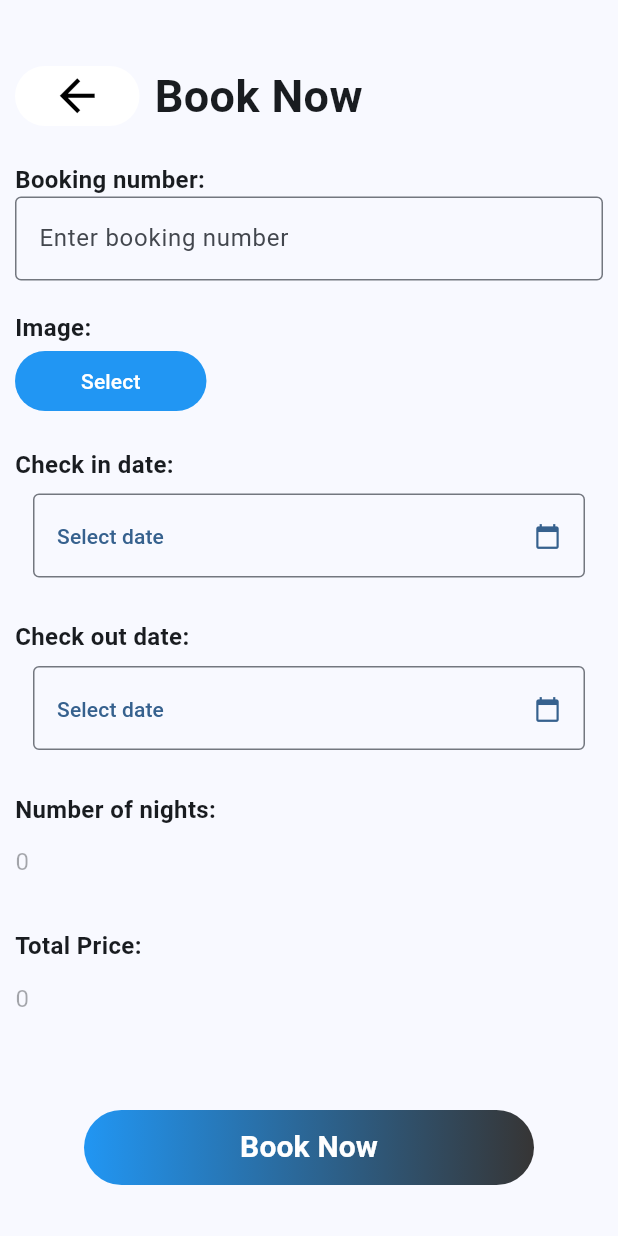
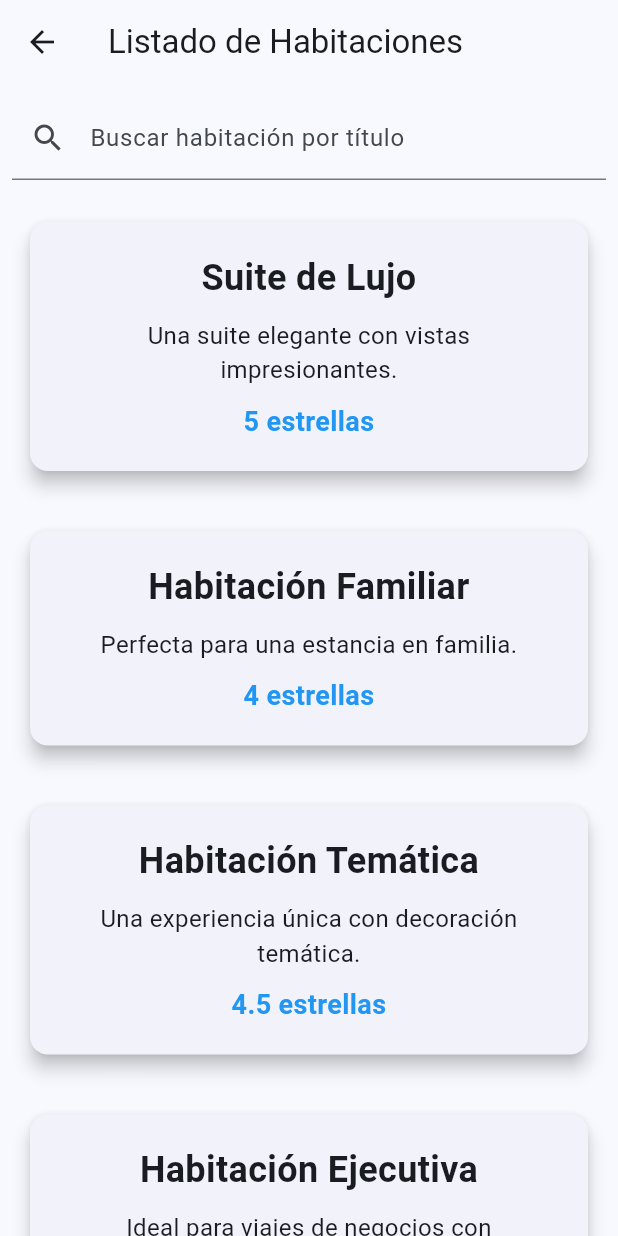
Before and after one commit to DevEdLop/hotel-movil-cuc-web, a Flutter app: the screen it shows after launch, after a tap on "Sign in", on a phone screen of 412 x 824 dp. Run offline on Flutter 3.47's test engine with Material 2 defaults, Android fonts, the phone set to English and light mode, and no system bars; our stand-ins replace image_picker.

Commit message:
add listRooms

```diff
--- a/lib/app/rooms/widgets/list_rooms.dart
+++ b/lib/app/rooms/widgets/list_rooms.dart
@@ -0,0 +1,209 @@
+import 'package:flutter/material.dart';
+
+class ListRooms extends StatefulWidget {
+  const ListRooms({Key? key}) : super(key: key);
+
+  @override
+  State<ListRooms> createState() => _ListRoomsState();
+}
+
+class _ListRoomsState extends State<ListRooms> {
+  final List<Room> habitaciones = [
+    Room(
+      title: 'Suite de Lujo',
+      description: 'Una suite elegante con vistas impresionantes.',
+      rating: '5 estrellas',
+    ),
+    Room(
+      title: 'Habitación Familiar',
+      description: 'Perfecta para una estancia en familia.',
+      rating: '4 estrellas',
+    ),
+    Room(
+      title: 'Habitación Temática',
+      description: 'Una experiencia única con decoración temática.',
+      rating: '4.5 estrellas',
+    ),
+    Room(
+      title: 'Habitación Ejecutiva',
+      description: 'Ideal para viajes de negocios con comodidades ejecutivas.',
+      rating: '4 estrellas',
+    ),
+    Room(
+      title: 'Suite Presidencial',
+      description: 'La mejor habitación con servicios exclusivos.',
+      rating: '5 estrellas',
+    ),
+  ];
+
+  late TextEditingController _searchController;
+  List<Room> filteredHabitaciones = [];
+
+  @override
+  void initState() {
+    super.initState();
+    _searchController = TextEditingController();
+    filteredHabitaciones = habitaciones;
+  }
+
+  @override
+  Widget build(BuildContext context) {
+    return Scaffold(
+      appBar: AppBar(
+        title: const Text('Listado de Habitaciones'),
+      ),
+      body: Column(
+        children: [
+          Padding(
+            padding: const EdgeInsets.all(8.0),
+            child: TextField(
+              controller: _searchController,
+              onChanged: (value) {
+                setState(() {
+                  filteredHabitaciones = habitaciones
+                      .where((habitacion) => habitacion.title
+                          .toLowerCase()
+                          .contains(value.toLowerCase()))
+                      .toList();
+                });
+              },
+              decoration: InputDecoration(
+                labelText: 'Buscar habitación por título',
+                prefixIcon: Icon(Icons.search),
+              ),
+            ),
+          ),
+          Expanded(
+            child: ListView.builder(
+              itemCount: filteredHabitaciones.length,
+              itemBuilder: (context, index) {
+                return RoomCard(
+                  room: filteredHabitaciones[index],
+                );
+              },
+            ),
+          ),
+        ],
+      ),
+    );
+  }
+}
+
+class Room {
+  final String title;
+  final String description;
+  final String rating;
+
+  Room({
+    required this.title,
+    required this.description,
+    required this.rating,
+  });
+}
+
+class RoomCard extends StatelessWidget {
+  final Room room;
+
+  const RoomCard({
+    Key? key,
+    required this.room,
+  }) : super(key: key);
+
+  @override
+  Widget build(BuildContext context) {
+    return Card(
+      elevation: 5.0,
+      margin: const EdgeInsets.all(20.0),
+      child: InkWell(
+        onTap: () {
+          // Navega a la pantalla de detalles
+          Navigator.pushNamed(context, '/detail', arguments: room);
+        },
+        child: Padding(
+          padding: const EdgeInsets.all(20.0),
+          child: Column(
+            crossAxisAlignment: CrossAxisAlignment.center,
+            children: [
+              Hero(
+                tag: 'roomTitle${room.title}',
+                child: Text(
+                  room.title,
+                  style: const TextStyle(
+                    fontWeight: FontWeight.bold,
+                    fontSize: 24.0,
+                  ),
+                  textAlign: TextAlign.center,
+                ),
+              ),
+              const SizedBox(height: 10.0),
+              Text(
+                room.description,
+                style: const TextStyle(fontSize: 16.0),
+                textAlign: TextAlign.center,
+              ),
+              const SizedBox(height: 10.0),
+              Text(
+                room.rating,
+                style: const TextStyle(
+                  fontWeight: FontWeight.bold,
+                  fontSize: 18.0,
+                  color: Colors.blue,
+                ),
+                textAlign: TextAlign.center,
+              ),
+            ],
+          ),
+        ),
+      ),
+    );
+  }
+}
+
+class DetailScreen extends StatelessWidget {
+  @override
+  Widget build(BuildContext context) {
+    // Obtén los argumentos pasados desde la pantalla de la lista
+    final Room room = ModalRoute.of(context)!.settings.arguments as Room;
+
+    return Scaffold(
+      appBar: AppBar(
+        title: Text(room.title),
+      ),
+      body: Padding(
+        padding: const EdgeInsets.all(20.0),
+        child: Column(
+          crossAxisAlignment: CrossAxisAlignment.center,
+          children: [
+            Hero(
+              tag: 'roomTitle${room.title}',
+              child: Text(
+                room.title,
+                style: const TextStyle(
+                  fontWeight: FontWeight.bold,
+                  fontSize: 24.0,
+                ),
+                textAlign: TextAlign.center,
+              ),
+            ),
+            const SizedBox(height: 10.0),
+            Text(
+              room.description,
+              style: const TextStyle(fontSize: 16.0),
+              textAlign: TextAlign.center,
+            ),
+            const SizedBox(height: 10.0),
+            Text(
+              room.rating,
+              style: const TextStyle(
+                fontWeight: FontWeight.bold,
+                fontSize: 18.0,
+                color: Colors.blue,
+              ),
+              textAlign: TextAlign.center,
+            ),
+          ],
+        ),
+      ),
+    );
+  }
+}
--- a/lib/app/users/widgets/login.dart
+++ b/lib/app/users/widgets/login.dart
@@ -103,7 +103,7 @@ class _LoginState extends State<Login> {
                           ),
                           child: TextButton(
                             onPressed: () {
-                              Navigator.pushNamed(context, '/create_book');
+                              Navigator.pushNamed(context, '/rooms');
                             },
                             child: const Center(
                               child: Text(
--- a/lib/main.dart
+++ b/lib/main.dart
@@ -1,9 +1,9 @@
 import 'package:flutter/material.dart';
-import 'package:hotel_movil_cuc/app/users/widgets/list_users.dart';
 import 'package:hotel_movil_cuc/app/users/widgets/login.dart';
 import 'package:hotel_movil_cuc/app/users/widgets/register.dart';
 import 'package:hotel_movil_cuc/app/rooms/widgets/CreateRooms.dart';
 import 'package:hotel_movil_cuc/app/bookings/widgets/createBook.dart';
+import 'package:hotel_movil_cuc/app/rooms/widgets/list_rooms.dart';
 
 void main() {
   runApp(const MyApp());
@@ -25,8 +25,10 @@ class MyApp extends StatelessWidget {
       initialRoute: "/",
       routes: {
         "/": (context) => const Login(),
+        "/rooms": (context) => const ListRooms(),
         "/create_book": (context) => const BookNow(),
         "/create_rooms": (context) => const CreateRooms(),
+        "/detail": (context) => DetailScreen(),
         "/Register": (context) => const Register(),
       },
     );
```
